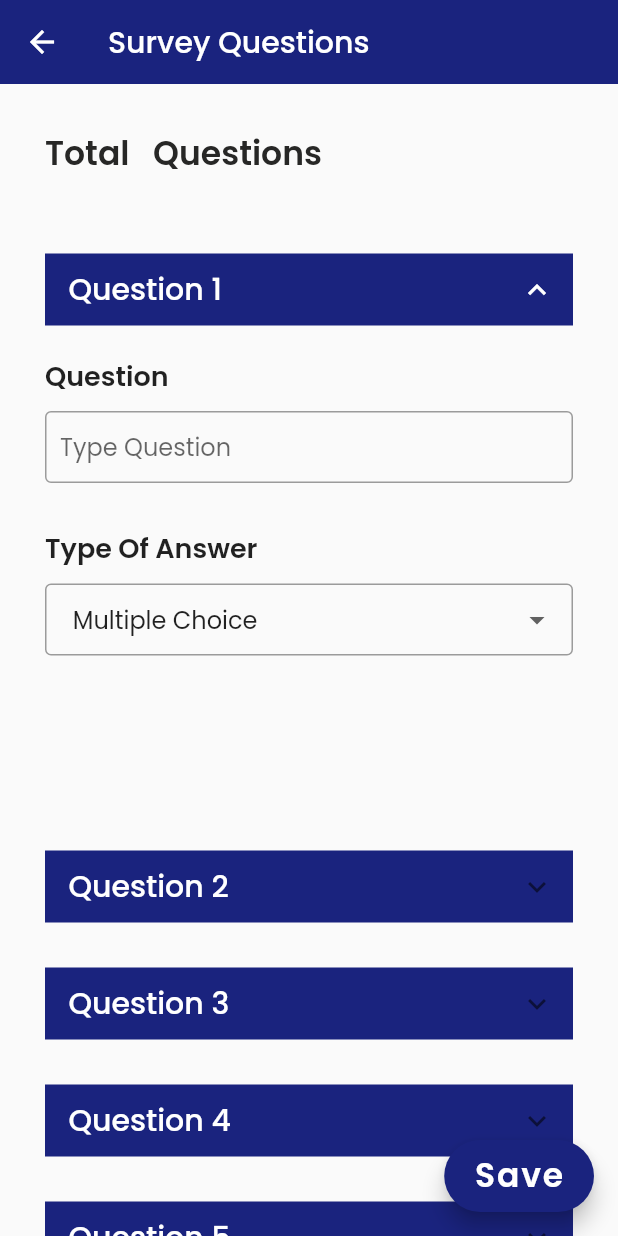
After one commit to wassi10/Record-keepers, a Flutter app: the AddQuestion screen opened directly, after a tap on the "expand more" icon, on a phone screen of 412 x 824 dp. The commit adds this screen. Run offline on Flutter 3.47's test engine with Material 2 defaults, Android fonts, the phone set to English and light mode, and no system bars; our stand-ins replace cloud_firestore, firebase_auth, firebase_core, firebase_storage, google_sign_in, image_picker; missing offline and left inert: email_otp, flutter_stripe; accounts and stored records are empty.

Commit message:
Otp code file managed, Textfield validation,extra addQuestion file added

```diff
--- /dev/null
+++ b/lib/screens/AddQuestion.dart
@@ -0,0 +1,289 @@
+import 'package:flutter/material.dart';
+
+import '../theme.dart';
+
+class AddQuestion extends StatefulWidget {
+  const AddQuestion({Key? key}) : super(key: key);
+
+  @override
+  State<AddQuestion> createState() => _AddQuestionState();
+}
+
+class _AddQuestionState extends State<AddQuestion> {
+  List<bool> isEXpanded = List.filled(10, false);
+
+  bool valueItem = false;
+
+  late String chooseCategory = "-1";
+  List<int> changeOption = List.filled(10, 1);
+  int addOption(changeOption) {
+    setState(() {
+      changeOption += 1;
+    });
+    return changeOption;
+  }
+
+  int removeOption(changeOption) {
+    setState(() {
+      changeOption -= 1;
+    });
+    return changeOption;
+  }
+
+// //we can add more question
+
+//option add
+
+  @override
+  Widget build(BuildContext context) {
+    return Scaffold(
+      appBar: AppBar(
+        title: const Text(
+          'Survey Questions',
+          style: TextStyle(color: whiteColor),
+        ),
+        elevation: 0,
+        backgroundColor: primaryColor,
+      ),
+      body: Padding(
+        padding: defaultPadding,
+        child: Column(
+          crossAxisAlignment: CrossAxisAlignment.start,
+          children: [
+            const SizedBox(
+              height: 30,
+            ),
+//survey Duration
+
+            Text("Total   Questions",
+                style: const TextStyle(
+                    fontSize: 22,
+                    fontFamily: 'poppins',
+                    fontWeight: FontWeight.w600,
+                    color: blackColor)),
+
+            const SizedBox(
+              height: 20,
+            ),
+
+//add button
+
+            Expanded(
+              child: ListView.builder(
+                  shrinkWrap: true,
+                  itemCount: 10,
+                  itemBuilder: (context, index) {
+                    bool EX = false;
+                    return Container(
+                        child: Column(children: [
+                      SizedBox(
+                        height: 30,
+                      ),
+                      Container(
+                        color: primaryColor,
+                        child: Row(
+                          mainAxisAlignment: MainAxisAlignment.spaceBetween,
+                          children: [
+                            Container(
+                              child: Text(
+                                '   Question ${index + 1}',
+                                style: TextStyle(
+                                    fontSize: 20,
+                                    fontFamily: 'poppins',
+                                    fontWeight: FontWeight.w500,
+                                    color: whiteColor),
+                              ),
+                            ),
+                            ExpandIcon(
+                              isExpanded: isEXpanded[index],
+                              expandedColor: whiteColor,
+                              onPressed: (bool isExpanded) {
+                                setState(() {
+                                  isEXpanded[index] = !isExpanded;
+                                });
+                              },
+                            ),
+                          ],
+                        ),
+                      ),
+                      if (isEXpanded[index])
+                        Column(
+                            crossAxisAlignment: CrossAxisAlignment.start,
+                            children: [
+                              SizedBox(
+                                height: 20,
+                              ),
+                              Text(
+                                'Question',
+                                style: TextStyle(
+                                    fontSize: 18, fontWeight: FontWeight.w600),
+                              ),
+                              SizedBox(
+                                height: 10,
+                              ),
+                              TextFormField(
+                                decoration: InputDecoration(
+                                  border: OutlineInputBorder(),
+                                  hintText: 'Type Question',
+                                  contentPadding: EdgeInsets.all(10),
+                                ),
+                              ),
+                              SizedBox(
+                                height: 30,
+                              ),
+                              Text(
+                                'Type Of Answer',
+                                style: TextStyle(
+                                    fontSize: 18, fontWeight: FontWeight.w600),
+                              ),
+                              SizedBox(
+                                height: 10,
+                              ),
+                              DropdownButtonFormField(
+                                decoration: InputDecoration(
+                                  border: OutlineInputBorder(),
+                                  contentPadding: EdgeInsets.all(10),
+                                ),
+                                value: chooseCategory,
+                                items: [
+                                  DropdownMenuItem(
+                                    child: Text("  Multiple Choice"),
+                                    value: "-1",
+                                  ),
+                                  DropdownMenuItem(
+                                    child: Text("  Open-ended answer"),
+                                    value: "1",
+                                  ),
+                                ],
+                                onChanged: (value) {
+                                  if (value == "-1") {
+                                    setState(() {
+                                      valueItem = true;
+                                    });
+                                  } else if (value == "1") {
+                                    setState(() {
+                                      changeOption[index] = 0;
+                                      valueItem = false;
+                                    });
+                                  }
+                                },
+                              ),
+                              SizedBox(
+                                height: 10,
+                              ),
+                              Row(children: [
+                                Container(
+                                    child: valueItem
+                                        ? IconButton(
+                                            onPressed: () {
+                                              changeOption[index] = addOption(
+                                                  changeOption[index]);
+                                              setState(() {});
+                                            },
+                                            icon: Icon(Icons.add),
+                                          )
+                                        : null),
+                                Container(
+                                    child: valueItem
+                                        ? IconButton(
+                                            onPressed: () {
+                                              changeOption[index] =
+                                                  removeOption(
+                                                      changeOption[index]);
+                                              setState(() {});
+                                            },
+                                            icon: Icon(Icons.remove),
+                                          )
+                                        : null),
+                              ]),
+                              Container(
+                                height: 90,
+                                child: ListView.builder(
+                                    shrinkWrap: true,
+                                    itemCount: changeOption[index],
+                                    itemBuilder: (context, index) {
+                                      return Container(
+                                          child: valueItem
+                                              ? Column(
+                                                  crossAxisAlignment:
+                                                      CrossAxisAlignment.start,
+                                                  children: [
+                                                    SizedBox(
+                                                      height: 20,
+                                                    ),
+                                                    Text(
+                                                        'Option. ${index + 1}'),
+                                                    SizedBox(
+                                                      height: 10,
+                                                    ),
+                                                    TextFormField(
+                                                      decoration:
+                                                          InputDecoration(
+                                                        border:
+                                                            OutlineInputBorder(),
+                                                        contentPadding:
+                                                            EdgeInsets.all(10),
+                                                      ),
+                                                    )
+                                                  ],
+                                                )
+                                              : null);
+                                    }),
+                              ),
+                            ])
+                    ]));
+                  }),
+            ),
+          ],
+        ),
+
+// SizedBox(
+        //   height: 30,
+        // ),
+
+        //option add
+        // IconButton(
+        //   onPressed: (){
+        //     addOption();
+        //     setState(() {
+        //       listController.add(TextEditingController());
+        //     });
+        //   }, icon: Icon(Icons.add),
+        //
+        // ),
+        //
+        //
+        // ListView.builder(
+        //   padding: defaultPadding,
+        //     shrinkWrap: true,
+        //   itemCount: listController.length,
+        //   itemBuilder: (context, index){
+        //     return Column(
+        //       crossAxisAlignment: CrossAxisAlignment.start,
+        //       children: [
+        //         SizedBox(
+        //           height: 20,
+        //         ),
+        //         Text('Option. $changeOption'), SizedBox(height: 10,),
+        //         TextFormField(
+        //           decoration: InputDecoration(
+        //             border: OutlineInputBorder(),
+        //             contentPadding: EdgeInsets.all(10),
+        //           ),
+        //         )
+        //       ],
+        //     );
+        //   }
+        // ),
+      ),
+      floatingActionButton: FloatingActionButton.extended(
+        onPressed: () {},
+        label: const Text(
+          "Save",
+          style: TextStyle(fontSize: 22, fontWeight: FontWeight.w600),
+        ),
+        backgroundColor: primaryColor,
+      ),
+    );
+  }
+}
```
Also changed, not shown: lib/pages/add_survey.dart (+37 -16 lines), lib/screens/otp_screen.dart (+43 -23 lines), lib/screens/send_otp.dart (+2 -22 lines), lib/screens/signup.dart (+28 -21 lines).
